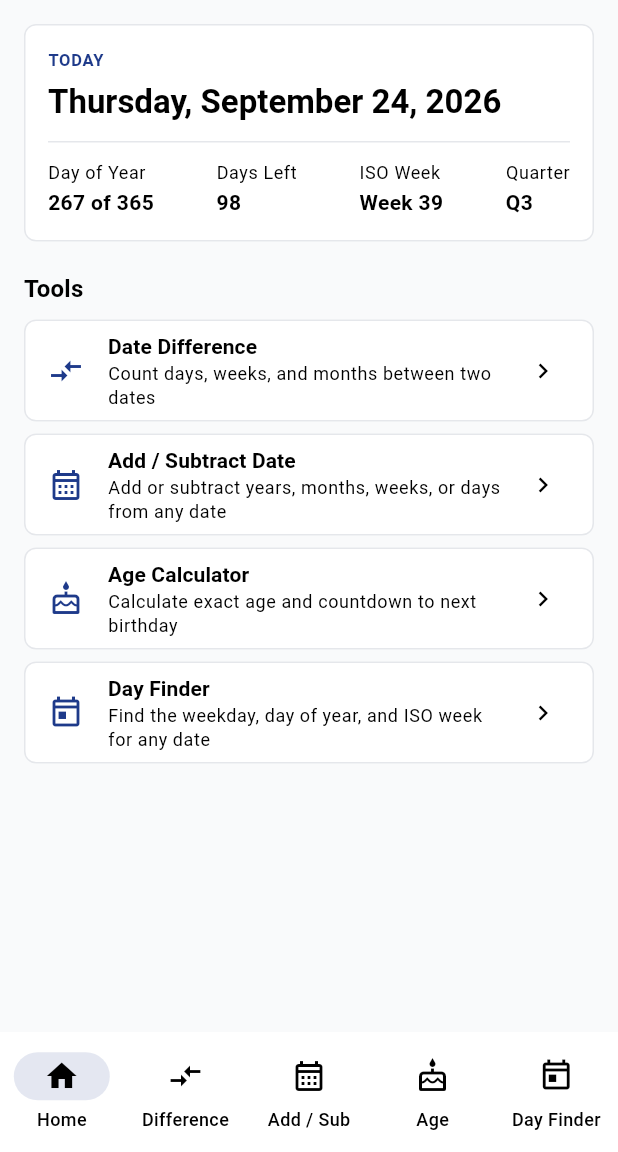
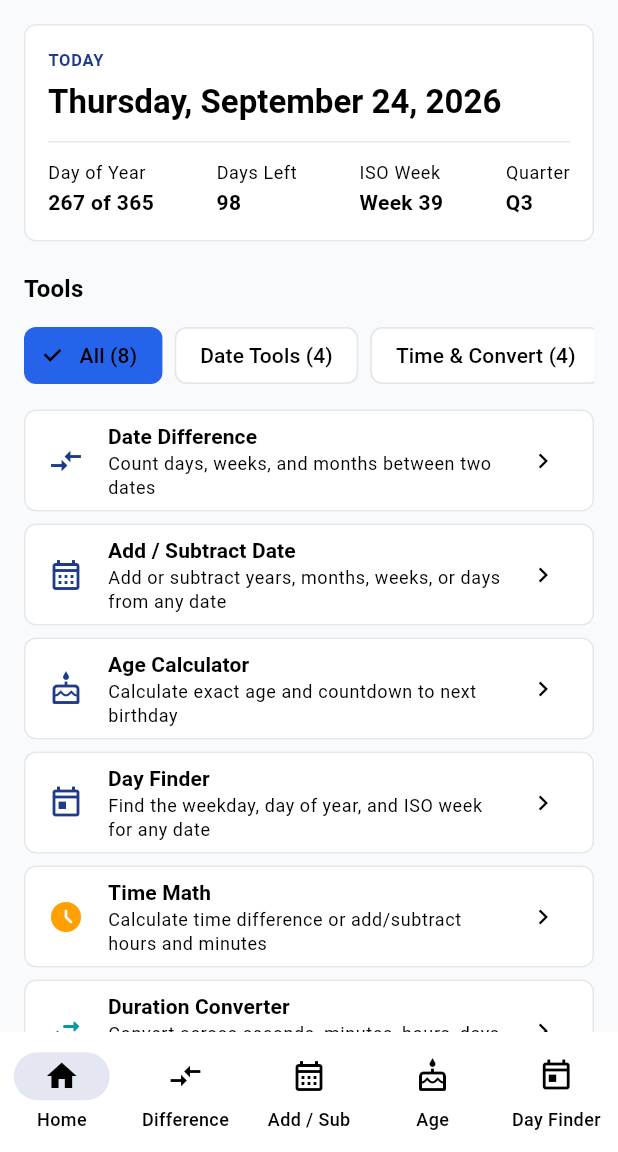
Before and after one commit to ysamaila/DateMath, a Flutter app: the screen it shows after launch, on a phone screen of 412 x 824 dp, the part 84-1236 px from its top. Run offline on Flutter 3.47's test engine with Material 3 defaults, Android fonts, the light colour scheme and no system bars; our stand-ins replace shared_preferences.

Commit message:
feat(home): integrate Release 2 tool cards and category filter chips

```diff
--- a/lib/features/home/home_screen.dart
+++ b/lib/features/home/home_screen.dart
@@ -5,6 +5,10 @@ import '../add_subtract_date/add_subtract_date_screen.dart';
 import '../age_calculator/age_calculator_screen.dart';
 import '../date_difference/date_difference_screen.dart';
 import '../day_finder/day_finder_screen.dart';
+import '../duration_converter/duration_converter_screen.dart';
+import '../time_math/time_math_screen.dart';
+import '../twelve_twenty_four/twelve_twenty_four_screen.dart';
+import '../world_time_offsets/world_time_offsets_screen.dart';
 
 class HomeScreen extends StatefulWidget {
   final ThemeController themeController;
@@ -82,7 +86,7 @@ class _HomeScreenState extends State<HomeScreen> {
   }
 }
 
-class _DashboardView extends StatelessWidget {
+class _DashboardView extends StatefulWidget {
   final ThemeController themeController;
   final ValueChanged<int> onNavigateToTab;
 
@@ -92,9 +96,25 @@ class _DashboardView extends StatelessWidget {
   });
 
   @override
+  State<_DashboardView> createState() => _DashboardViewState();
+}
+
+class _DashboardViewState extends State<_DashboardView> {
+  int _categoryIndex = 0; // 0: All, 1: Date Tools, 2: Time & Convert
+
+  void _navigateToScreen(Widget screen) {
+    Navigator.of(context).push(
+      MaterialPageRoute(builder: (_) => screen),
+    );
+  }
+
+  @override
   Widget build(BuildContext context) {
     final theme = Theme.of(context);
     final today = DateCalculationService.getTodayOverview();
+
+    final showDateTools = _categoryIndex == 0 || _categoryIndex == 1;
+    final showTimeTools = _categoryIndex == 0 || _categoryIndex == 2;
 
     return Scaffold(
       appBar: AppBar(
@@ -102,14 +122,14 @@ class _DashboardView extends StatelessWidget {
         actions: [
           IconButton(
             icon: Icon(
-              themeController.themeMode == ThemeMode.dark
+              widget.themeController.themeMode == ThemeMode.dark
                   ? Icons.dark_mode_outlined
-                  : (themeController.themeMode == ThemeMode.light
+                  : (widget.themeController.themeMode == ThemeMode.light
                       ? Icons.light_mode_outlined
                       : Icons.brightness_auto_outlined),
             ),
             tooltip: 'Toggle Theme',
-            onPressed: themeController.toggleTheme,
+            onPressed: widget.themeController.toggleTheme,
           ),
         ],
       ),
@@ -173,45 +193,113 @@ class _DashboardView extends StatelessWidget {
           ),
           const SizedBox(height: 20),
 
+          // Tools Section Header + Category Chips
+          Row(
+            mainAxisAlignment: MainAxisAlignment.spaceBetween,
+            children: [
               Text(
                 'Tools',
                 style: theme.textTheme.titleMedium?.copyWith(
                   fontWeight: FontWeight.bold,
                 ),
               ),
+            ],
+          ),
           const SizedBox(height: 8),
 
-          // Clean list of tool items
+          // Filter Chips Row
+          SingleChildScrollView(
+            scrollDirection: Axis.horizontal,
+            child: Row(
+              children: [
+                FilterChip(
+                  label: const Text('All (8)'),
+                  selected: _categoryIndex == 0,
+                  onSelected: (_) => setState(() => _categoryIndex = 0),
+                ),
+                const SizedBox(width: 8),
+                FilterChip(
+                  label: const Text('Date Tools (4)'),
+                  selected: _categoryIndex == 1,
+                  onSelected: (_) => setState(() => _categoryIndex = 1),
+                ),
+                const SizedBox(width: 8),
+                FilterChip(
+                  label: const Text('Time & Convert (4)'),
+                  selected: _categoryIndex == 2,
+                  onSelected: (_) => setState(() => _categoryIndex = 2),
+                ),
+              ],
+            ),
+          ),
+          const SizedBox(height: 12),
+
+          // Date Tools
+          if (showDateTools) ...[
             _ToolTile(
               title: 'Date Difference',
               subtitle: 'Count days, weeks, and months between two dates',
               icon: Icons.compare_arrows_outlined,
-            onTap: () => onNavigateToTab(1),
+              onTap: () => widget.onNavigateToTab(1),
             ),
             const SizedBox(height: 8),
-
             _ToolTile(
               title: 'Add / Subtract Date',
               subtitle: 'Add or subtract years, months, weeks, or days from any date',
               icon: Icons.calendar_month_outlined,
-            onTap: () => onNavigateToTab(2),
+              onTap: () => widget.onNavigateToTab(2),
             ),
             const SizedBox(height: 8),
-
             _ToolTile(
               title: 'Age Calculator',
               subtitle: 'Calculate exact age and countdown to next birthday',
               icon: Icons.cake_outlined,
-            onTap: () => onNavigateToTab(3),
+              onTap: () => widget.onNavigateToTab(3),
             ),
             const SizedBox(height: 8),
-
             _ToolTile(
               title: 'Day Finder',
               subtitle: 'Find the weekday, day of year, and ISO week for any date',
               icon: Icons.today_outlined,
-            onTap: () => onNavigateToTab(4),
+              onTap: () => widget.onNavigateToTab(4),
             ),
+            if (showTimeTools) const SizedBox(height: 8),
+          ],
+
+          // Time & Conversion Tools (Release 2)
+          if (showTimeTools) ...[
+            _ToolTile(
+              title: 'Time Math',
+              subtitle: 'Calculate time difference or add/subtract hours and minutes',
+              icon: Icons.access_time_filled_rounded,
+              iconColor: Colors.amber.shade700,
+              onTap: () => _navigateToScreen(const TimeMathScreen()),
+            ),
+            const SizedBox(height: 8),
+            _ToolTile(
+              title: 'Duration Converter',
+              subtitle: 'Convert across seconds, minutes, hours, days, and weeks',
+              icon: Icons.swap_horiz_rounded,
+              iconColor: Colors.cyan.shade700,
+              onTap: () => _navigateToScreen(const DurationConverterScreen()),
+            ),
+            const SizedBox(height: 8),
+            _ToolTile(
+              title: '12h / 24h Military Time',
+              subtitle: 'Convert standard 12-hour AM/PM to 24-hour military notation',
+              icon: Icons.timelapse_rounded,
+              iconColor: Colors.deepPurple.shade600,
+              onTap: () => _navigateToScreen(const TwelveTwentyFourScreen()),
+            ),
+            const SizedBox(height: 8),
+            _ToolTile(
+              title: 'World Time Offsets',
+              subtitle: 'Compare time zones and UTC offsets 100% offline',
+              icon: Icons.public_rounded,
+              iconColor: Colors.teal.shade700,
+              onTap: () => _navigateToScreen(const WorldTimeOffsetsScreen()),
+            ),
+          ],
         ],
       ),
     );
@@ -255,12 +343,14 @@ class _ToolTile extends StatelessWidget {
   final String title;
   final String subtitle;
   final IconData icon;
+  final Color? iconColor;
   final VoidCallback onTap;
 
   const _ToolTile({
     required this.title,
     required this.subtitle,
     required this.icon,
+    this.iconColor,
     required this.onTap,
   });
 
@@ -280,7 +370,7 @@ class _ToolTile extends StatelessWidget {
         ),
         leading: Icon(
           icon,
-          color: theme.colorScheme.primary,
+          color: iconColor ?? theme.colorScheme.primary,
           size: 24,
         ),
         title: Text(
```
Also changed, not shown: 1 other file. Lines whose indentation alone changed are shown as unchanged.
